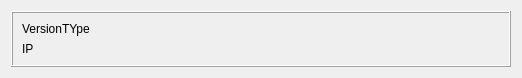
This is Forms/workplceform.ui in rust3128/Spacer as Qt 5 draws it before an edit. The edited form follows.
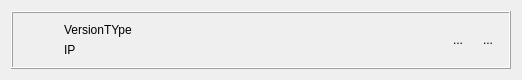
This is the edited form. Icons and pictures are not drawn.

Commit message: Get VNC Status

Diff of the .ui file:
```diff
--- a/Forms/workplceform.ui
+++ b/Forms/workplceform.ui
@@ -7,7 +7,7 @@
     <x>0</x>
     <y>0</y>
     <width>522</width>
-    <height>78</height>
+    <height>80</height>
    </rect>
   </property>
   <property name="windowTitle">
@@ -17,7 +17,7 @@
    <string notr="true"/>
   </property>
   <layout class="QGridLayout" name="gridLayout_2">
-   <item row="0" column="0">
+   <item row="0" column="1">
     <widget class="QFrame" name="frame">
      <property name="frameShape">
       <enum>QFrame::Box</enum>
@@ -29,17 +29,86 @@
       <number>1</number>
      </property>
      <layout class="QGridLayout" name="gridLayout">
+      <item row="0" column="4">
+       <widget class="QToolButton" name="toolButtonPing">
+        <property name="text">
+         <string>...</string>
+        </property>
+        <property name="icon">
+         <iconset resource="../resource.qrc">
+          <normaloff>:/Images/ping_icon.png</normaloff>:/Images/ping_icon.png</iconset>
+        </property>
+        <property name="iconSize">
+         <size>
+          <width>32</width>
+          <height>32</height>
+         </size>
+        </property>
+        <property name="autoRaise">
+         <bool>true</bool>
+        </property>
+       </widget>
+      </item>
+      <item row="0" column="3">
+       <widget class="QToolButton" name="toolButtonVNC">
+        <property name="text">
+         <string>...</string>
+        </property>
+        <property name="icon">
+         <iconset resource="../resource.qrc">
+          <normaloff>:/Images/tightvnc-logo.png</normaloff>:/Images/tightvnc-logo.png</iconset>
+        </property>
+        <property name="iconSize">
+         <size>
+          <width>32</width>
+          <height>32</height>
+         </size>
+        </property>
+        <property name="autoRaise">
+         <bool>true</bool>
+        </property>
+       </widget>
+      </item>
+      <item row="0" column="1">
+       <layout class="QVBoxLayout" name="verticalLayout">
+        <item>
+         <widget class="QLabel" name="labelVerType">
+          <property name="text">
+           <string>VersionTYpe</string>
+          </property>
+         </widget>
+        </item>
+        <item>
+         <widget class="QLabel" name="labelIP">
+          <property name="text">
+           <string>IP</string>
+          </property>
+         </widget>
+        </item>
+       </layout>
+      </item>
       <item row="0" column="0">
-       <widget class="QLabel" name="labelVerType">
-        <property name="text">
-         <string>VersionTYpe</string>
+       <widget class="QLabel" name="labelStatus">
+        <property name="sizePolicy">
+         <sizepolicy hsizetype="Preferred" vsizetype="Preferred">
+          <horstretch>0</horstretch>
+          <verstretch>0</verstretch>
+         </sizepolicy>
         </property>
-       </widget>
-      </item>
-      <item row="1" column="0">
-       <widget class="QLabel" name="labelIP">
+        <property name="maximumSize">
+         <size>
+          <width>36</width>
+          <height>36</height>
+         </size>
+        </property>
         <property name="text">
-         <string>IP</string>
+         <string/>
+        </property>
+        <property name="pixmap">
+         <pixmap resource="../resource.qrc">:/Images/waiting_icon.png</pixmap>
+        </property>
+        <property name="scaledContents">
+         <bool>true</bool>
         </property>
        </widget>
       </item>
```
Left out of the diff: 4 changed lines with no effect on the pictures. The commit also changes 14 other files.
